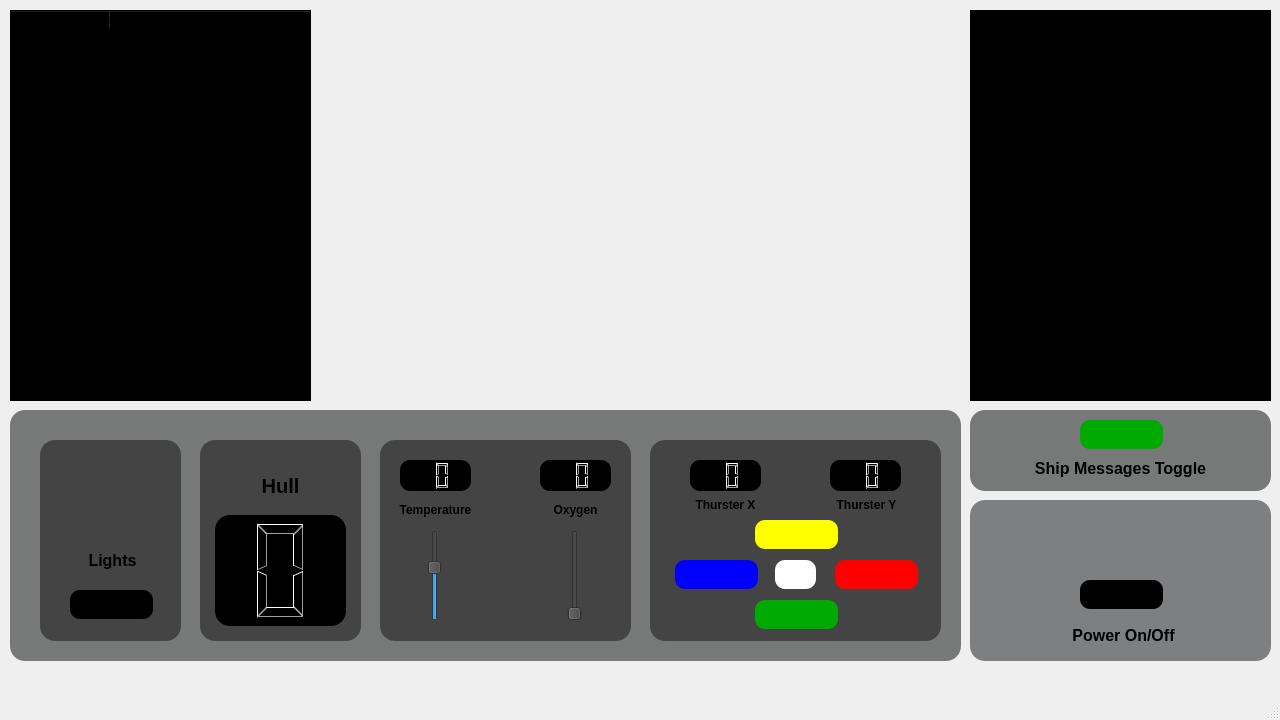
SUP3RBOB/project3_section3_group7, file reach_spaceship_controller/mainwindow.ui: the form before one commit.
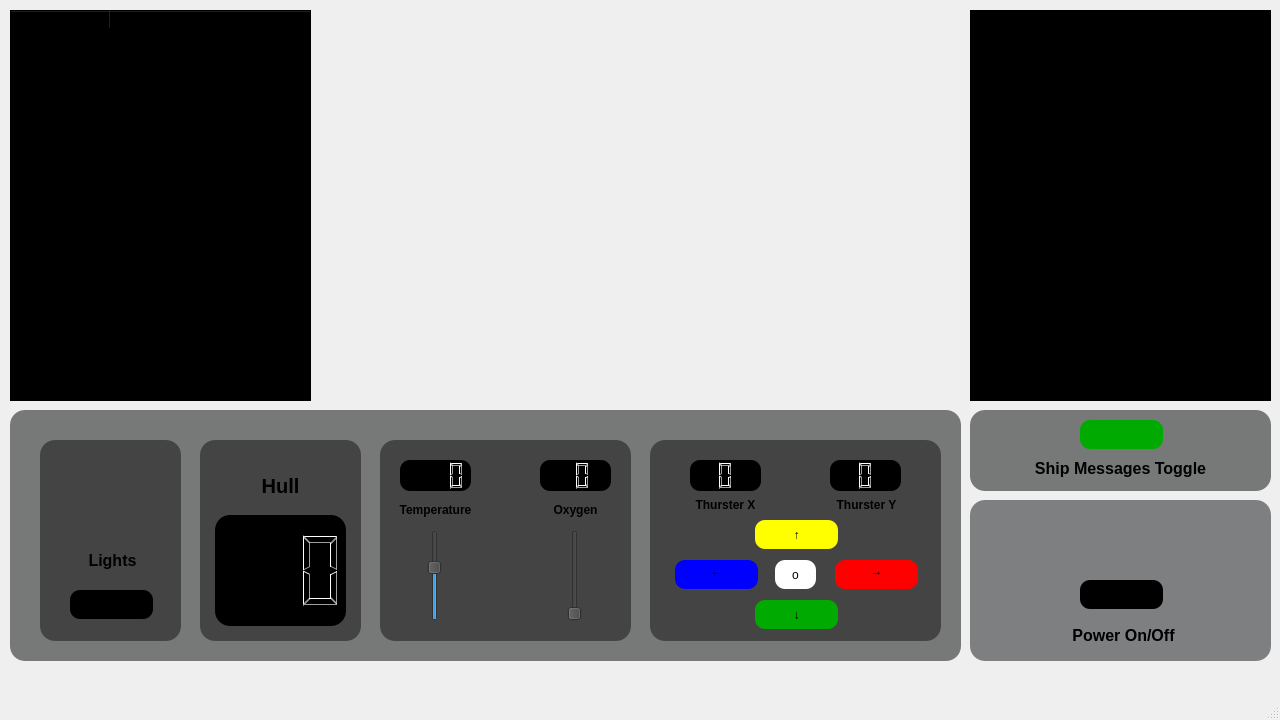
The form after the commit. Icons and pictures are not drawn.

Commit message:
Started linking some modules to UI
- Adjusted some ui properties to better fit the module values

The edit to the form file:
```diff
--- a/reach_spaceship_controller/mainwindow.ui
+++ b/reach_spaceship_controller/mainwindow.ui
@@ -433,7 +433,7 @@
         background-color: rgb(0, 0, 0);</string>
       </property>
       <property name="digitCount">
-       <number>1</number>
+       <number>3</number>
       </property>
      </widget>
      <widget class="QLabel" name="label_4">
@@ -600,10 +600,12 @@
       </property>
       <property name="styleSheet">
        <string notr="true">background-color: rgb(0, 170, 0);
+font: 24pt &quot;Segoe UI&quot;;
+color: rgb(0, 0, 0);
 border-radius: 10px;</string>
       </property>
       <property name="text">
-       <string/>
+       <string>↓</string>
       </property>
      </widget>
      <widget class="QPushButton" name="ThrustClearButton">
@@ -617,10 +619,11 @@
       </property>
       <property name="styleSheet">
        <string notr="true">background-color: rgb(255, 255, 255);
-border-radius: 10px;</string>
+color: rgb(0, 0, 0);
+border-radius: 10px</string>
       </property>
       <property name="text">
-       <string/>
+       <string>o</string>
       </property>
      </widget>
      <widget class="QPushButton" name="ThrustLeftButton">
@@ -634,10 +637,13 @@
       </property>
       <property name="styleSheet">
        <string notr="true">background-color: rgb(0, 0, 255);
-border-radius: 10px;</string>
+font: 24pt &quot;Segoe UI&quot;;
+color: rgb(0, 0, 0);
+border-radius: 10px;
+padding-bottom: 8px;</string>
       </property>
       <property name="text">
-       <string/>
+       <string>←</string>
       </property>
      </widget>
      <widget class="QPushButton" name="ThrustRightButton">
@@ -651,10 +657,13 @@
       </property>
       <property name="styleSheet">
        <string notr="true">background-color: rgb(255, 0, 0);
-border-radius: 10px;</string>
+font: 24pt &quot;Segoe UI&quot;;
+color: rgb(0, 0, 0);
+border-radius: 10px;
+padding-bottom: 7px;</string>
       </property>
       <property name="text">
-       <string/>
+       <string>→</string>
       </property>
      </widget>
      <widget class="QPushButton" name="ThrustUpButton">
@@ -668,10 +677,12 @@
       </property>
       <property name="styleSheet">
        <string notr="true">background-color: rgb(255, 255, 0);
+font: 24pt &quot;Segoe UI&quot;;
+color: rgb(0, 0, 0);
 border-radius: 10px;</string>
       </property>
       <property name="text">
-       <string/>
+       <string>↑</string>
       </property>
      </widget>
      <widget class="QLCDNumber" name="ThrusterXLabel">
@@ -691,7 +702,7 @@
 border-radius: 10px;</string>
       </property>
       <property name="digitCount">
-       <number>2</number>
+       <number>1</number>
       </property>
      </widget>
      <widget class="QLCDNumber" name="ThrusterYLabel">
@@ -711,7 +722,7 @@
 border-radius: 10px;</string>
       </property>
       <property name="digitCount">
-       <number>2</number>
+       <number>1</number>
       </property>
      </widget>
      <widget class="QLabel" name="label_9">
@@ -822,7 +833,7 @@
 border-radius: 10px;</string>
       </property>
       <property name="digitCount">
-       <number>2</number>
+       <number>4</number>
       </property>
      </widget>
      <widget class="QSlider" name="TempSlider">
```
The commit also changes 2 other files.
